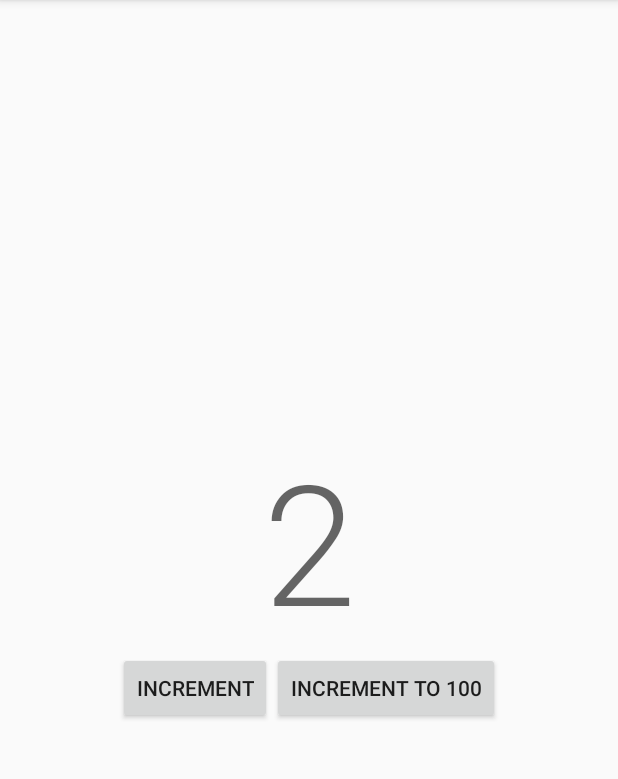
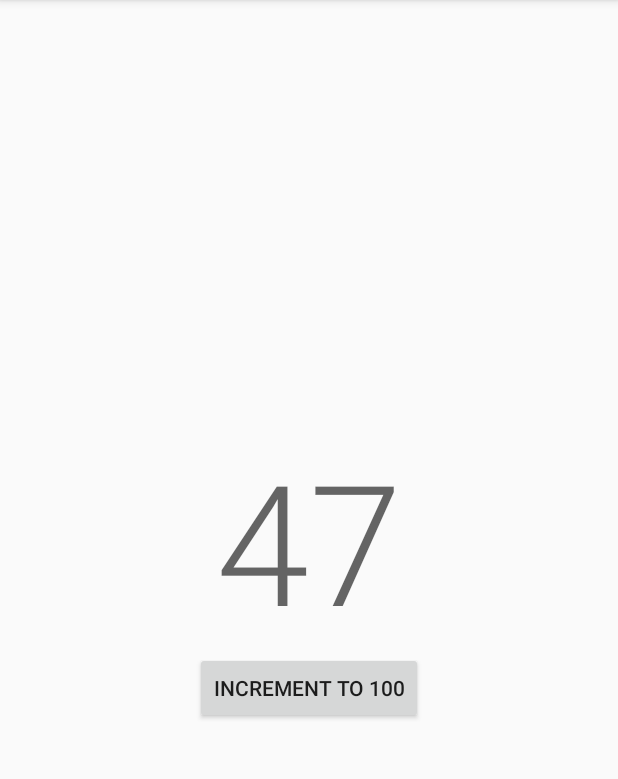
Before and after one commit to alexfu/CountingTextView, an Android app: the screen it shows after launch (MainActivity), after a tap on "INCREMENT TO 100", on a phone screen of 412 x 824 dp, the part 84-863 px from its top. Run offline under Robolectric (Android 15) with nearby library versions, the phone set to English and light mode, and no system bars; 1 other tap on this screen came first.

Commit message:
Add CountingTextView that simply counts without animations

```diff
--- /dev/null
+++ b/library/src/main/java/com/alexfu/countingtextview/CountingTextView.java
@@ -0,0 +1,49 @@
+package com.alexfu.countingtextview;
+
+import android.content.Context;
+import android.util.AttributeSet;
+import android.widget.TextView;
+
+/**
+ * Created by alexfu on 10/21/15.
+ */
+public class CountingTextView extends TextView {
+  private int current, ceiling;
+
+  public CountingTextView(Context context) {
+    super(context);
+    init();
+  }
+
+  public CountingTextView(Context context, AttributeSet attrs) {
+    super(context, attrs);
+    init();
+  }
+
+  public CountingTextView(Context context, AttributeSet attrs, int defStyleAttr) {
+    super(context, attrs, defStyleAttr);
+    init();
+  }
+
+  private void init() {
+    setText(String.valueOf(current));
+  }
+
+  public void incrementTo(int value) {
+    ceiling = value;
+    increment();
+  }
+
+  private void increment() {
+    if (current < ceiling) {
+      current = (current + 1) + (ceiling - current)/100;
+      setText(String.valueOf(current));
+      postDelayed(new Runnable() {
+        @Override
+        public void run() {
+          increment();
+        }
+      }, 5);
+    }
+  }
+}
--- a/sample/src/main/java/com/alexfu/sample/MainActivity.java
+++ b/sample/src/main/java/com/alexfu/sample/MainActivity.java
@@ -6,6 +6,7 @@ import android.view.View;
 import android.widget.Button;
 
 import com.alexfu.countingtextview.CountingTextSwitcher;
+import com.alexfu.countingtextview.CountingTextView;
 
 public class MainActivity extends AppCompatActivity {
 
@@ -14,24 +15,14 @@ public class MainActivity extends AppCompatActivity {
     super.onCreate(savedInstanceState);
     setContentView(R.layout.activity_main);
 
-    final CountingTextSwitcher countingTextSwitcher = (CountingTextSwitcher) findViewById(R.id.countingTextSwitcher);
-    countingTextSwitcher.setAnimationDuration(200);
+    final CountingTextView countingTextSwitcher = (CountingTextView) findViewById(R.id.countingTextSwitcher);
 
     Button increment = (Button) findViewById(R.id.increment);
-    Button increment2 = (Button) findViewById(R.id.increment2);
 
     increment.setOnClickListener(new View.OnClickListener() {
       @Override
       public void onClick(View v) {
-        countingTextSwitcher.increment();
-      }
-    });
-
-    increment2.setOnClickListener(new View.OnClickListener() {
-      @Override
-      public void onClick(View v) {
-        countingTextSwitcher.reset();
-        countingTextSwitcher.incrementTo(2);
+        countingTextSwitcher.incrementTo(100);
       }
     });
   }
--- a/sample/src/main/res/layout/activity_main.xml
+++ b/sample/src/main/res/layout/activity_main.xml
@@ -12,27 +12,12 @@
   android:gravity="center"
   tools:context=".MainActivity">
 
-  <com.alexfu.countingtextview.CountingTextSwitcher
+  <com.alexfu.countingtextview.CountingTextView
+    style="@style/TextAppearance.AppCompat.Display4"
     android:id="@+id/countingTextSwitcher"
     android:layout_width="wrap_content"
     android:layout_height="wrap_content">
-
-    <TextView
-      style="@style/TextAppearance.AppCompat.Display4"
-      android:id="@+id/first"
-      android:layout_width="match_parent"
-      android:layout_height="match_parent"
-      android:gravity="center"
-      android:text="---"/>
-
-    <TextView
-      style="@style/TextAppearance.AppCompat.Display4"
-      android:id="@+id/second"
-      android:layout_width="match_parent"
-      android:layout_height="match_parent"
-      android:gravity="center"/>
-
-  </com.alexfu.countingtextview.CountingTextSwitcher>
+  </com.alexfu.countingtextview.CountingTextView>
 
   <LinearLayout
     android:orientation="horizontal"
@@ -43,12 +28,6 @@
       android:id="@+id/increment"
       android:layout_width="wrap_content"
       android:layout_height="wrap_content"
-      android:text="Increment"/>
-
-    <Button
-      android:id="@+id/increment2"
-      android:layout_width="wrap_content"
-      android:layout_height="wrap_content"
       android:text="Increment to 100"/>
 
   </LinearLayout>
```
